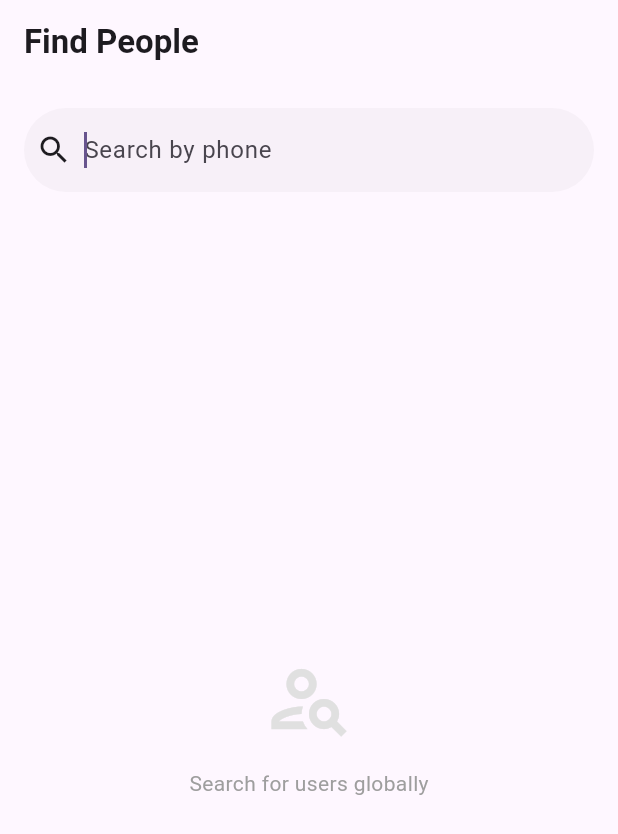
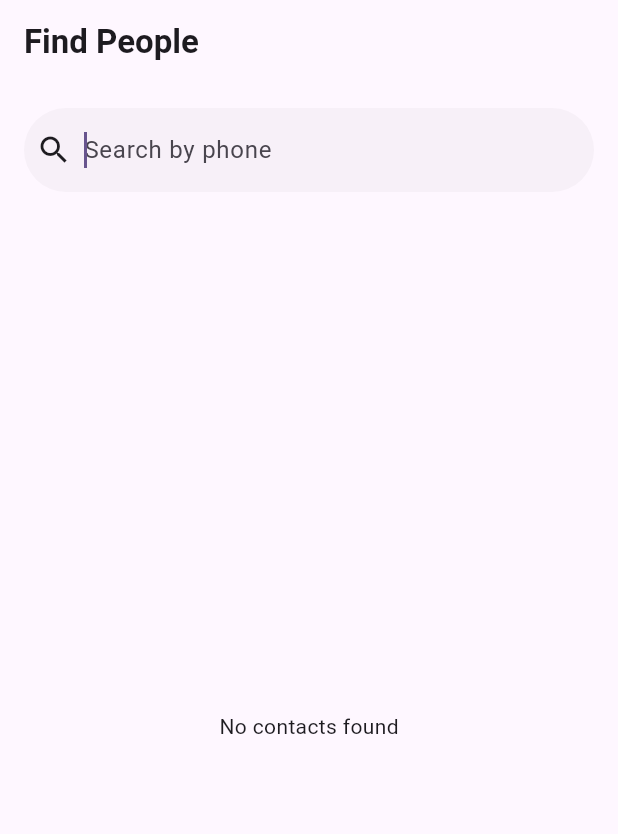
Before and after one commit to AnonymousPro139/flutter_chat_test, a Flutter app: the GlobalSearchScreen screen opened directly, after a tap on "Search by phone", on a phone screen of 412 x 824 dp. Shown: the top 834 px of the screen. Run offline on Flutter 3.47's test engine with Material 3 defaults, Android fonts, the phone set to English and light mode, and no system bars; our stand-ins replace cloud_firestore, firebase_auth, firebase_core, flutter_contacts, flutter_riverpod, image_picker and 1 more; missing offline and left inert: flutter_chat_core, flutter_chat_ui, flyer_chat_image_message, flyer_chat_text_message; accounts and stored records are empty.

Commit message:
fetch contacts library suulgaw, turshih

```diff
--- a/lib/screens/search2.dart
+++ b/lib/screens/search2.dart
@@ -1,7 +1,7 @@
 import 'package:flutter/material.dart';
-import 'package:test_firebase/firestore/services/message/functions.dart';
+import 'package:flutter_contacts/flutter_contacts.dart';
+import 'package:permission_handler/permission_handler.dart';
 import 'package:test_firebase/models/user.dart';
-import 'package:test_firebase/widgets/ChatElement.dart';
 
 class GlobalSearchScreen extends StatefulWidget {
   const GlobalSearchScreen({super.key});
@@ -11,9 +11,52 @@ class GlobalSearchScreen extends StatefulWidget {
 }
 
 class _GlobalSearchScreenState extends State<GlobalSearchScreen> {
+  List<Contact> _allContacts = []; // Original list from phone
+  List<Contact> _filteredContacts = [];
+  bool _isLoading = true;
+
   final TextEditingController _searchController = TextEditingController();
   List<AppUser> _searchResults = [];
   bool _isSearching = false;
+
+  @override
+  void initState() {
+    super.initState();
+    _fetchContacts();
+  }
+
+  Future<void> _fetchContacts() async {
+    // 1. Request Permission
+    final status = await Permission.contacts.request();
+
+    if (status.isGranted) {
+      // 2. Fetch contacts with high-res thumbnails and phone numbers
+      final contacts = await FlutterContacts.getContacts(
+        withProperties: true,
+        withPhoto: true,
+      );
+
+      setState(() {
+        _allContacts = contacts;
+        _filteredContacts = contacts;
+        _isLoading = false;
+      });
+    } else {
+      setState(() => _isLoading = false);
+      // Handle denied permission (e.g., show a dialog)
+    }
+  }
+
+  void _searchContacts(String query) {
+    final results = _allContacts.where((contact) {
+      final name = contact.displayName.toLowerCase();
+      return name.contains(query.toLowerCase());
+    }).toList();
+
+    setState(() {
+      _filteredContacts = results;
+    });
+  }
 
   // Mock function to simulate a database/Firebase search
   void _performSearch(String query) async {
@@ -62,7 +105,7 @@ class _GlobalSearchScreenState extends State<GlobalSearchScreen> {
             child: SearchBar(
               controller: _searchController,
               hintText: "Search by phone",
-              onChanged: _performSearch,
+              onChanged: _searchContacts,
               leading: const Icon(Icons.search),
               trailing: [
                 if (_searchController.text.isNotEmpty)
@@ -70,7 +113,7 @@ class _GlobalSearchScreenState extends State<GlobalSearchScreen> {
                     icon: const Icon(Icons.clear),
                     onPressed: () {
                       _searchController.clear();
-                      _performSearch('');
+                      _searchContacts('');
                     },
                   ),
               ],
@@ -84,12 +127,47 @@ class _GlobalSearchScreenState extends State<GlobalSearchScreen> {
           ),
 
           // 2. Results Area
+          // Expanded(
+          //   child: _isSearching
+          //       ? const Center(child: CircularProgressIndicator())
+          //       : _searchResults.isEmpty
+          //       ? _buildEmptyState()
+          //       : _buildResultsList(),
+          // ),
           Expanded(
-            child: _isSearching
+            child: _isLoading
                 ? const Center(child: CircularProgressIndicator())
-                : _searchResults.isEmpty
-                ? _buildEmptyState()
-                : _buildResultsList(),
+                : _filteredContacts.isEmpty
+                ? const Center(child: Text("No contacts found"))
+                : ListView.builder(
+                    itemCount: _filteredContacts.length,
+                    itemBuilder: (context, index) {
+                      final contact = _filteredContacts[index];
+                      // Safely get the first phone number
+                      String phone = contact.phones.isNotEmpty
+                          ? contact.phones.first.number
+                          : "No number";
+
+                      return ListTile(
+                        leading: (contact.photo != null)
+                            ? CircleAvatar(
+                                backgroundImage: MemoryImage(contact.photo!),
+                              )
+                            : CircleAvatar(child: Text(contact.displayName[0])),
+                        title: Text(contact.displayName),
+                        subtitle: Text(phone),
+                        trailing: IconButton(
+                          icon: const Icon(
+                            Icons.person_add_alt_1,
+                            color: Colors.deepPurple,
+                          ),
+                          onPressed: () {
+                            // Logic to invite or add to chat
+                          },
+                        ),
+                      );
+                    },
+                  ),
           ),
         ],
       ),
--- a/pubspec.yaml
+++ b/pubspec.yaml
@@ -43,6 +43,8 @@ dependencies:
   flyer_chat_image_message: ^2.3.0
   image_picker: ^1.2.1
   firebase_auth: ^6.1.4
+  flutter_contacts: ^1.1.9+2
+  permission_handler: ^12.0.1
 
 dev_dependencies:
   flutter_test:
```
Also changed, not shown: pubspec.lock, 4 other files.
